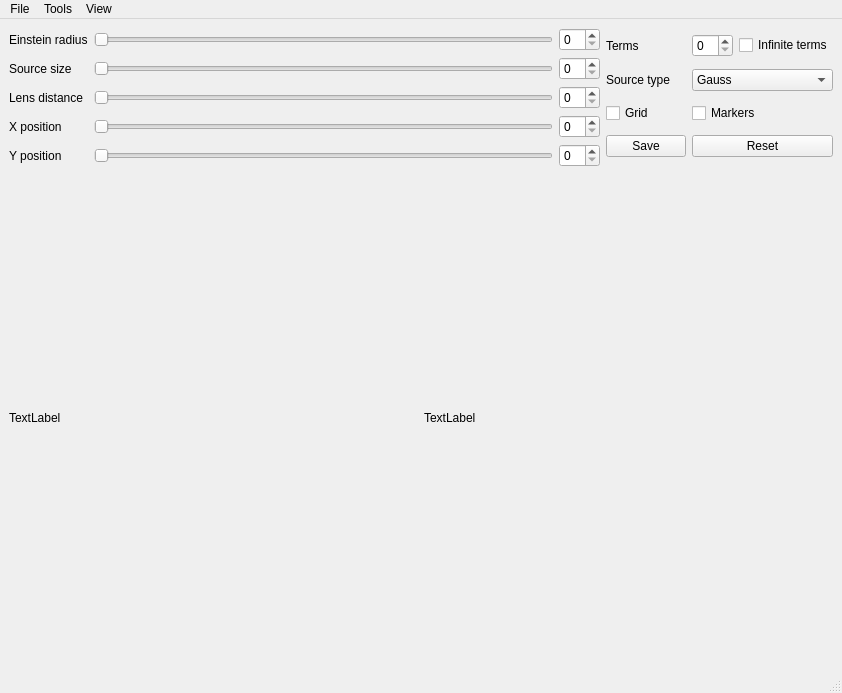
Before: the Qt Designer form CosmoAI_qt/mainwindow.ui in Simon-Ing/Cosmo_Ai, drawn with Qt 5.
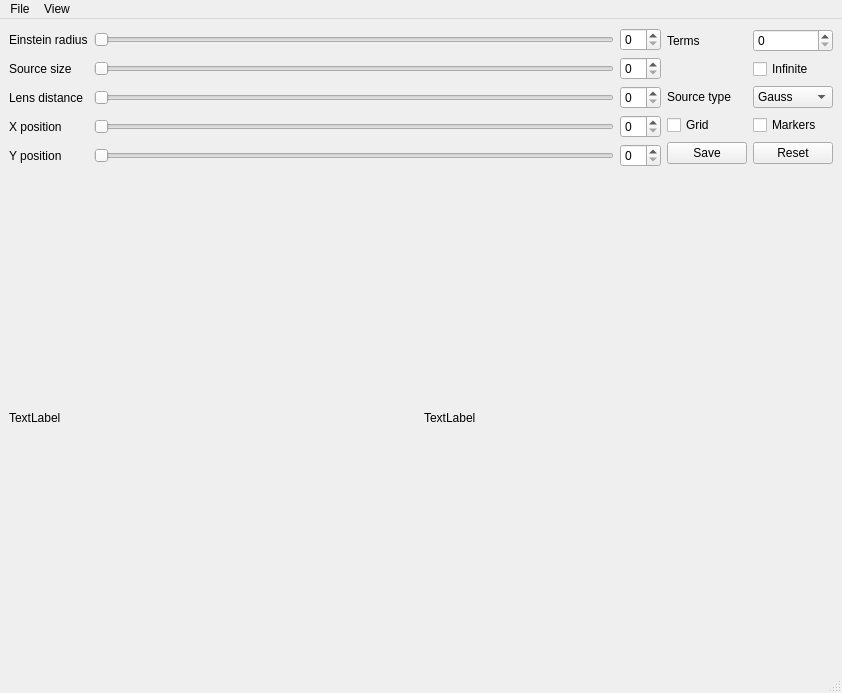
After: the same form once the commit is applied.

Commit message: moved infinite terms checkbox. removed unused tools menu.

```diff
--- a/CosmoAI_qt/mainwindow.ui
+++ b/CosmoAI_qt/mainwindow.ui
@@ -116,17 +116,24 @@
         </property>
        </widget>
       </item>
+      <item row="4" column="0">
+       <widget class="QCheckBox" name="gridBox">
+        <property name="text">
+         <string>Grid</string>
+        </property>
+       </widget>
+      </item>
+      <item row="5" column="1">
+       <widget class="QPushButton" name="resetButton">
+        <property name="text">
+         <string>Reset</string>
+        </property>
+       </widget>
+      </item>
+      <item row="0" column="2">
+       <layout class="QHBoxLayout" name="horizontalLayout_3"/>
+      </item>
       <item row="3" column="1">
-       <widget class="QCheckBox" name="markerBox">
-        <property name="text">
-         <string>Markers</string>
-        </property>
-        <property name="checked">
-         <bool>false</bool>
-        </property>
-       </widget>
-      </item>
-      <item row="2" column="1">
        <widget class="QComboBox" name="srcTypeComboBox">
         <item>
          <property name="text">
@@ -155,47 +162,39 @@
         </item>
        </widget>
       </item>
-      <item row="4" column="0">
-       <widget class="QPushButton" name="saveButton">
-        <property name="text">
-         <string>Save</string>
-        </property>
-       </widget>
-      </item>
-      <item row="3" column="0">
-       <widget class="QCheckBox" name="gridBox">
-        <property name="text">
-         <string>Grid</string>
-        </property>
-       </widget>
-      </item>
       <item row="4" column="1">
-       <widget class="QPushButton" name="resetButton">
+       <widget class="QCheckBox" name="markerBox">
         <property name="text">
-         <string>Reset</string>
+         <string>Markers</string>
+        </property>
+        <property name="checked">
+         <bool>false</bool>
         </property>
        </widget>
       </item>
-      <item row="2" column="0">
+      <item row="3" column="0">
        <widget class="QLabel" name="label_5">
         <property name="text">
          <string>Source type</string>
         </property>
        </widget>
       </item>
+      <item row="5" column="0">
+       <widget class="QPushButton" name="saveButton">
+        <property name="text">
+         <string>Save</string>
+        </property>
+       </widget>
+      </item>
       <item row="0" column="1">
-       <layout class="QHBoxLayout" name="horizontalLayout_3">
-        <item>
-         <widget class="QSpinBox" name="termsSpinbox"/>
-        </item>
-        <item>
-         <widget class="QCheckBox" name="infTermsCheckbox">
-          <property name="text">
-           <string>Infinite terms</string>
-          </property>
-         </widget>
-        </item>
-       </layout>
+       <widget class="QSpinBox" name="termsSpinbox"/>
+      </item>
+      <item row="1" column="1">
+       <widget class="QCheckBox" name="infTermsCheckbox">
+        <property name="text">
+         <string>Infinite</string>
+        </property>
+       </widget>
       </item>
      </layout>
     </item>
@@ -249,7 +248,7 @@
      <x>0</x>
      <y>0</y>
      <width>842</width>
-     <height>21</height>
+     <height>22</height>
     </rect>
    </property>
    <widget class="QMenu" name="menuFile">
@@ -259,11 +258,6 @@
     <addaction name="actionReset"/>
     <addaction name="actionSave_image_as"/>
    </widget>
-   <widget class="QMenu" name="menuTools">
-    <property name="title">
-     <string>Tools</string>
-    </property>
-   </widget>
    <widget class="QMenu" name="menuView">
     <property name="title">
      <string>View</string>
@@ -288,7 +282,6 @@
     <addaction name="actionDark_mode"/>
    </widget>
    <addaction name="menuFile"/>
-   <addaction name="menuTools"/>
    <addaction name="menuView"/>
   </widget>
   <widget class="QStatusBar" name="statusbar"/>
```
